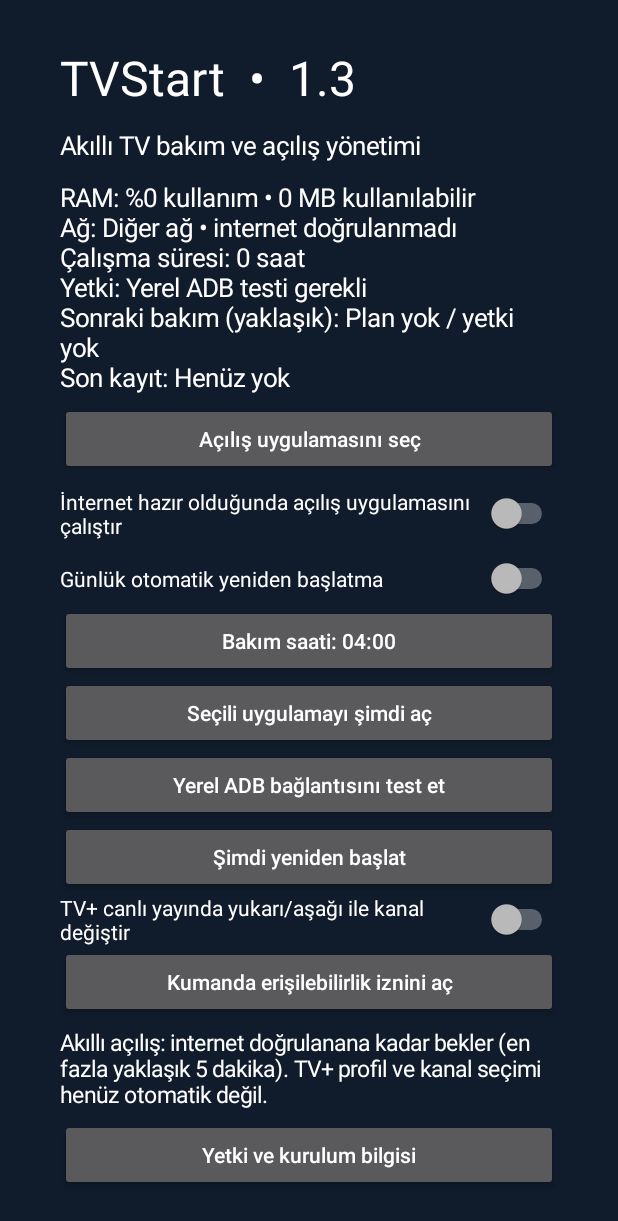
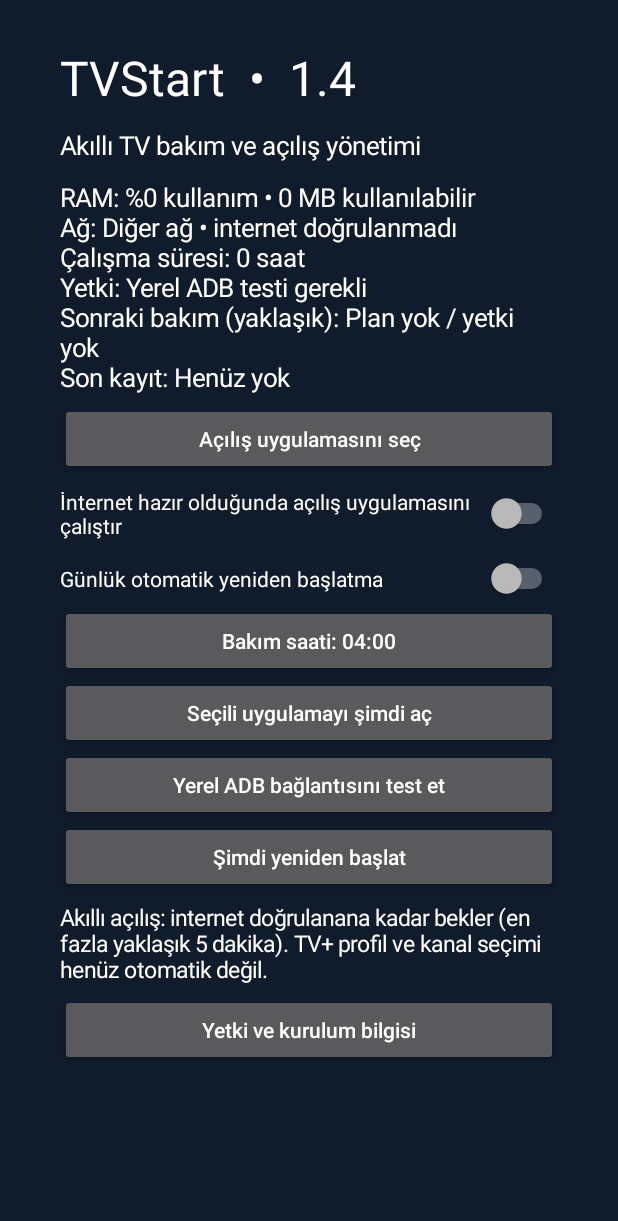
Before and after one commit to hizmetall-sys/tvstart, an Android app: the screen it shows after launch (MainActivity), on a phone screen of 412 x 824 dp. Shown: the top 1221 px of the screen. Run offline under Robolectric (Android 15) with nearby library versions, the phone set to English and light mode, and no system bars.

Commit message:
TVStart 1.4 MainActivity.java

```diff
--- a/app/src/main/java/com/hizmetall/tvstart/MainActivity.java
+++ b/app/src/main/java/com/hizmetall/tvstart/MainActivity.java
@@ -16,7 +16,7 @@ public class MainActivity extends Activity {
     TextView label(String s,int size){TextView t=new TextView(this);t.setText(s);t.setTextSize(size);t.setTextColor(Color.WHITE);t.setPadding(0,dp(6),0,dp(6));return t;}
     Button btn(String s,View.OnClickListener l){Button b=new Button(this);b.setText(s);b.setAllCaps(false);b.setOnClickListener(l);return b;}
     @Override public void onCreate(Bundle b){super.onCreate(b);ScrollView sc=new ScrollView(this);sc.setFillViewport(true);sc.setBackgroundColor(0xff101b2b);LinearLayout root=new LinearLayout(this);root.setOrientation(1);root.setPadding(dp(40),dp(24),dp(40),dp(24));sc.addView(root);setContentView(sc);
-        root.addView(label("TVStart  •  1.3",32));root.addView(label("Akıllı TV bakım ve açılış yönetimi",17));status=label("",17);root.addView(status);
+        root.addView(label("TVStart  •  1.4",32));root.addView(label("Akıllı TV bakım ve açılış yönetimi",17));status=label("",17);root.addView(status);
         choose=btn("Açılış uygulamasını seç",v->pick());root.addView(choose);
         auto=new Switch(this);auto.setText("İnternet hazır olduğunda açılış uygulamasını çalıştır");auto.setTextColor(Color.WHITE);auto.setPadding(0,dp(8),0,dp(8));auto.setChecked(Engine.prefs(this).getBoolean("auto",false));auto.setOnCheckedChangeListener((v,on)->{Engine.prefs(this).edit().putBoolean("auto",on).apply();refresh();});root.addView(auto);
         daily=new Switch(this);daily.setText("Günlük otomatik yeniden başlatma");daily.setTextColor(Color.WHITE);daily.setPadding(0,dp(8),0,dp(8));daily.setChecked(Engine.prefs(this).getBoolean("daily",false));daily.setOnCheckedChangeListener((v,on)->{Engine.prefs(this).edit().putBoolean("daily",on).apply();Engine.schedule(this);refresh();});root.addView(daily);
@@ -24,8 +24,6 @@ public class MainActivity extends Activity {
         root.addView(btn("Seçili uygulamayı şimdi aç",v->{if(!Engine.open(this))toast("Uygulama açılamadı");refresh();}));
         root.addView(btn("Yerel ADB bağlantısını test et",v->{v.setEnabled(false);toast("ADB bağlantısı deneniyor. İzin sorulursa her zaman izin ver seçeneğini işaretleyin.");new Thread(()->{boolean ok=false;String msg;try{ok=LocalAdb.test(this);msg=ok?"Yerel ADB bağlantısı başarılı":"ADB testi başarısız";}catch(Exception e){msg="ADB: "+e.getMessage();}Engine.prefs(this).edit().putBoolean("adb",ok).apply();Engine.log(this,msg);Engine.schedule(this);final String result=msg;h.post(()->{v.setEnabled(true);toast(result);refresh();});}).start();}));
         root.addView(btn("Şimdi yeniden başlat",v->{if(!Engine.ready(this)){toast("Önce yerel ADB bağlantısını test edin.");return;}new AlertDialog.Builder(this).setTitle("Cihaz yeniden başlatılsın mı?").setNegativeButton("Vazgeç",null).setPositiveButton("Yeniden başlat",(d,w)->{new Thread(()->{boolean ok=Engine.reboot(this);h.post(()->{if(!ok)toast("İşlem başarısız; son kaydı kontrol edin");refresh();});}).start();}).show();}));
-        Switch remote=new Switch(this);remote.setText("TV+ canlı yayında yukarı/aşağı ile kanal değiştir");remote.setTextColor(Color.WHITE);remote.setChecked(Engine.prefs(this).getBoolean("remote",false));remote.setOnCheckedChangeListener((v,on)->Engine.prefs(this).edit().putBoolean("remote",on).apply());root.addView(remote);
-        root.addView(btn("Kumanda erişilebilirlik iznini aç",v->{try{startActivity(new Intent(android.provider.Settings.ACTION_ACCESSIBILITY_SETTINGS));}catch(Exception e){toast("Cihaz ayarları > Erişilebilirlik > TVStart kanal kumandası");}}));
         root.addView(label("Akıllı açılış: internet doğrulanana kadar bekler (en fazla yaklaşık 5 dakika). TV+ profil ve kanal seçimi henüz otomatik değil.",15));
         root.addView(btn("Yetki ve kurulum bilgisi",v->new AlertDialog.Builder(this).setTitle("Yeniden başlatma yetkisi").setMessage("Geliştirici seçeneklerinde ağ ADB etkin olmalı (5555). Yerel ADB testini çalıştırın ve Android izin penceresini onaylayın. Cihazı sıfırlamayın. ADB portunu internete açmayın.").setPositiveButton("Tamam",null).show()));
         Engine.schedule(this);refresh();choose.requestFocus();
```
